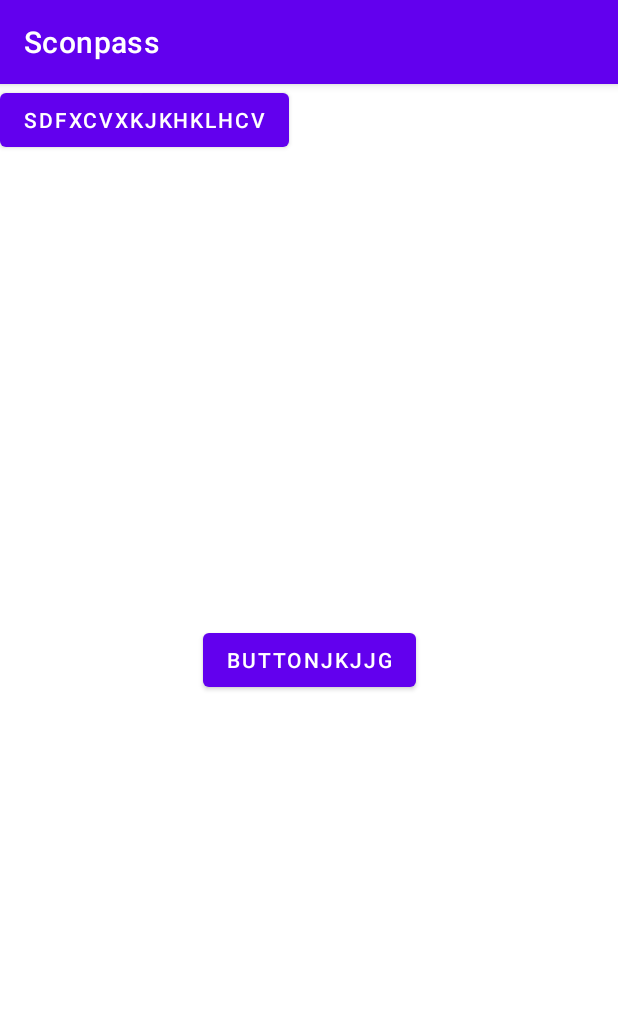
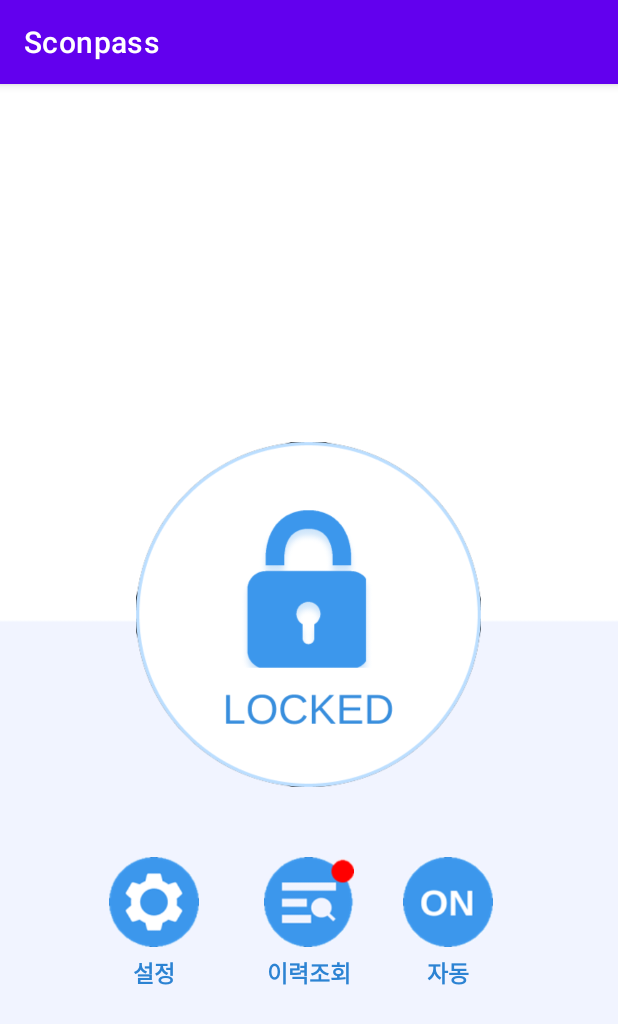
Before and after one commit to KJH1212/Scon_Pass, an Android app: the screen it shows after launch (MainActivity), on a phone screen of 412 x 824 dp. Shown: the top 1024 px of the screen. Run offline under Robolectric (Android 15) with nearby library versions, the phone set to English and light mode, and no system bars.

Commit message:
메인화면 쳐넣었다.

```diff
--- a/app/src/main/res/layout/activity_main.xml
+++ b/app/src/main/res/layout/activity_main.xml
@@ -4,34 +4,104 @@
     xmlns:tools="http://schemas.android.com/tools"
     android:layout_width="match_parent"
     android:layout_height="match_parent"
+    android:background="@drawable/back"
     tools:context=".MainActivity">
 
-    <TextView
-        android:layout_width="wrap_content"
-        android:layout_height="wrap_content"
-        android:text="Hello World!"
+    <ImageButton
+        android:id="@+id/imageButton3"
+        android:layout_width="230dp"
+        android:layout_height="230dp"
+        android:background="@drawable/lock"
+        android:scaleType="fitCenter"
         app:layout_constraintBottom_toBottomOf="parent"
-        app:layout_constraintLeft_toLeftOf="parent"
-        app:layout_constraintRight_toRightOf="parent"
-        app:layout_constraintTop_toTopOf="parent" />
+        app:layout_constraintEnd_toEndOf="parent"
+        app:layout_constraintHorizontal_bias="0.497"
+        app:layout_constraintStart_toStartOf="parent"
+        app:layout_constraintTop_toTopOf="parent"
+        app:layout_constraintVertical_bias="0.443" />
 
-    <Button
-        android:id="@+id/button"
-        android:layout_width="wrap_content"
-        android:layout_height="wrap_content"
-        android:text="sdfxcvxkjkhklhcv"
-        tools:layout_editor_absoluteX="111dp"
-        tools:layout_editor_absoluteY="128dp"
-        tools:ignore="MissingConstraints" />
+    <ImageButton
+        android:id="@+id/imageButton5"
+        android:layout_width="60dp"
+        android:layout_height="60dp"
+        android:background="@drawable/setting"
+        android:scaleType="fitCenter"
+        app:layout_constraintBottom_toBottomOf="parent"
+        app:layout_constraintEnd_toEndOf="parent"
+        app:layout_constraintHorizontal_bias="0.207"
+        app:layout_constraintStart_toStartOf="parent"
+        app:layout_constraintTop_toTopOf="parent"
+        app:layout_constraintVertical_bias="0.728" />
 
-    <Button
-        android:id="@+id/button2"
-        android:layout_width="wrap_content"
-        android:layout_height="wrap_content"
-        android:text="Buttonjkjjg"
+    <ImageButton
+        android:id="@+id/imageButton7"
+        android:layout_width="60dp"
+        android:layout_height="60dp"
+        android:background="@drawable/on_off"
+        android:scaleType="fitCenter"
+        app:layout_constraintBottom_toBottomOf="parent"
+        app:layout_constraintEnd_toEndOf="parent"
+        app:layout_constraintHorizontal_bias="0.764"
+        app:layout_constraintStart_toStartOf="parent"
+        app:layout_constraintTop_toTopOf="parent"
+        app:layout_constraintVertical_bias="0.728" />
+
+    <ImageButton
+        android:id="@+id/imageButton6"
+        android:layout_width="60dp"
+        android:layout_height="60dp"
+        android:background="@drawable/visit_list"
+        android:scaleType="fitCenter"
         app:layout_constraintBottom_toBottomOf="parent"
         app:layout_constraintEnd_toEndOf="parent"
         app:layout_constraintStart_toStartOf="parent"
-        app:layout_constraintTop_toTopOf="parent" />
+        app:layout_constraintTop_toTopOf="parent"
+        app:layout_constraintVertical_bias="0.728" />
 
+    <TextView
+        android:id="@+id/textView"
+        android:layout_width="60dp"
+        android:layout_height="20dp"
+        android:text="설정"
+        android:textAlignment="center"
+        android:textColor="#2C83D3"
+        android:textSize="15dp"
+        android:textStyle="bold"
+        app:layout_constraintBottom_toBottomOf="parent"
+        app:layout_constraintEnd_toEndOf="parent"
+        app:layout_constraintHorizontal_bias="0.207"
+        app:layout_constraintStart_toStartOf="parent"
+        app:layout_constraintTop_toBottomOf="@+id/imageButton5"
+        app:layout_constraintVertical_bias="0.03" />
+
+    <TextView
+        android:id="@+id/textView2"
+        android:layout_width="60dp"
+        android:layout_height="20dp"
+        android:text="이력조회"
+        android:textAlignment="center"
+        android:textColor="#2C83D3"
+        android:textSize="15dp"
+        android:textStyle="bold"
+        app:layout_constraintBottom_toBottomOf="parent"
+        app:layout_constraintEnd_toEndOf="parent"
+        app:layout_constraintStart_toStartOf="parent"
+        app:layout_constraintTop_toBottomOf="@+id/imageButton6"
+        app:layout_constraintVertical_bias="0.03" />
+
+    <TextView
+        android:id="@+id/textView3"
+        android:layout_width="60dp"
+        android:layout_height="20dp"
+        android:text="자동"
+        android:textAlignment="center"
+        android:textColor="#2C83D3"
+        android:textSize="15dp"
+        android:textStyle="bold"
+        app:layout_constraintBottom_toBottomOf="parent"
+        app:layout_constraintEnd_toEndOf="parent"
+        app:layout_constraintHorizontal_bias="0.764"
+        app:layout_constraintStart_toStartOf="parent"
+        app:layout_constraintTop_toBottomOf="@+id/imageButton7"
+        app:layout_constraintVertical_bias="0.03" />
 </androidx.constraintlayout.widget.ConstraintLayout>
```
Also changed, not shown: app/src/main/res/drawable/back.png (added), app/src/main/res/drawable/lock.png (added), app/src/main/res/drawable/on_off.png (added), app/src/main/res/drawable/setting.png (added), app/src/main/res/drawable/visit_list.png (added).
